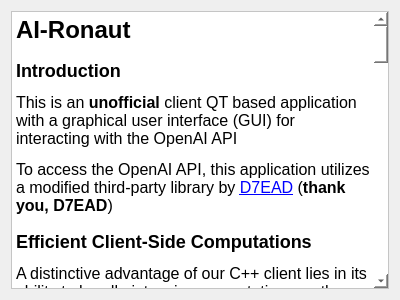
Before: the Qt Designer form PageAboutPage.ui in asianirish/AI-Ronaut, drawn with Qt 5.
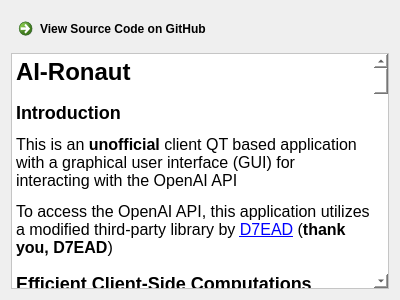
After: the same form once the commit is applied.

Commit message: add a 'View Source Code on GitHub' button to PageAboutPage

Patch:
```diff
--- a/PageAboutPage.ui
+++ b/PageAboutPage.ui
@@ -14,7 +14,7 @@
    <string>Form</string>
   </property>
   <layout class="QGridLayout" name="gridLayout">
-   <item row="0" column="0">
+   <item row="1" column="0">
     <widget class="QTextBrowser" name="textBrowser">
      <property name="styleSheet">
       <string notr="true">background-color: rgb(255, 255, 255);</string>
@@ -26,36 +26,46 @@
 hr { height: 1px; border-width: 0; }
 li.unchecked::marker { content: &quot;\2610&quot;; }
 li.checked::marker { content: &quot;\2612&quot;; }
-&lt;/style&gt;&lt;/head&gt;&lt;body style=&quot; font-family:'Noto Sans'; font-size:12pt; font-weight:400; font-style:normal;&quot;&gt;
-&lt;h1 style=&quot; margin-top:18px; margin-bottom:12px; margin-left:0px; margin-right:0px; -qt-block-indent:0; text-indent:0px;&quot;&gt;&lt;span style=&quot; font-size:xx-large; font-weight:700;&quot;&gt;AI-Ronaut&lt;/span&gt;&lt;/h1&gt;
-&lt;h2 style=&quot; margin-top:16px; margin-bottom:12px; margin-left:0px; margin-right:0px; -qt-block-indent:0; text-indent:0px;&quot;&gt;&lt;a name=&quot;user-content-introduction&quot;&gt;&lt;/a&gt;&lt;span style=&quot; font-size:x-large; font-weight:700;&quot;&gt;I&lt;/span&gt;&lt;span style=&quot; font-size:x-large; font-weight:700;&quot;&gt;ntroduction&lt;/span&gt;&lt;/h2&gt;
-&lt;p style=&quot; margin-top:12px; margin-bottom:12px; margin-left:0px; margin-right:0px; -qt-block-indent:0; text-indent:0px;&quot;&gt;This is an &lt;span style=&quot; font-weight:700;&quot;&gt;unofficial&lt;/span&gt; client QT based application with a graphical user interface (GUI) for interacting with the OpenAI API&lt;/p&gt;
-&lt;p style=&quot; margin-top:12px; margin-bottom:12px; margin-left:0px; margin-right:0px; -qt-block-indent:0; text-indent:0px;&quot;&gt;To access the OpenAI API, this application utilizes a modified third-party library by &lt;a href=&quot;https://github.com/D7EAD/liboai&quot;&gt;&lt;span style=&quot; text-decoration: underline; color:#0000ff;&quot;&gt;D7EAD&lt;/span&gt;&lt;/a&gt; (&lt;span style=&quot; font-weight:700;&quot;&gt;thank you, D7EAD&lt;/span&gt;)&lt;/p&gt;
-&lt;h2 style=&quot; margin-top:16px; margin-bottom:12px; margin-left:0px; margin-right:0px; -qt-block-indent:0; text-indent:0px;&quot;&gt;&lt;a name=&quot;user-content-efficient-client-side-computations&quot;&gt;&lt;/a&gt;&lt;span style=&quot; font-size:x-large; font-weight:700;&quot;&gt;E&lt;/span&gt;&lt;span style=&quot; font-size:x-large; font-weight:700;&quot;&gt;fficient Client-Side Computations&lt;/span&gt;&lt;/h2&gt;
-&lt;p style=&quot; margin-top:12px; margin-bottom:12px; margin-left:0px; margin-right:0px; -qt-block-indent:0; text-indent:0px;&quot;&gt;A distinctive advantage of our C++ client lies in its ability to handle intensive computations on the client side, independent of the OpenAI API. This allows for significant performance benefits, particularly for applications that require high computational power and efficiency. As we move forward, we plan to further optimize and enhance this feature, to provide an even more powerful tool for your AI development needs.&lt;/p&gt;
-&lt;h2 style=&quot; margin-top:16px; margin-bottom:12px; margin-left:0px; margin-right:0px; -qt-block-indent:0; text-indent:0px;&quot;&gt;&lt;a name=&quot;user-content-licenses&quot;&gt;&lt;/a&gt;&lt;span style=&quot; font-size:x-large; font-weight:700;&quot;&gt;L&lt;/span&gt;&lt;span style=&quot; font-size:x-large; font-weight:700;&quot;&gt;icenses&lt;/span&gt;&lt;/h2&gt;
-&lt;p style=&quot; margin-top:12px; margin-bottom:12px; margin-left:0px; margin-right:0px; -qt-block-indent:0; text-indent:0px;&quot;&gt;This project is distributed under two licenses: the &lt;a href=&quot;https://creativecommons.org/licenses/by-nc-sa/4.0/legalcode.txt&quot;&gt;&lt;span style=&quot; text-decoration: underline; color:#0000ff;&quot;&gt;CC BY-NC-SA&lt;/span&gt;&lt;/a&gt; License and a commercial license. This means:&lt;/p&gt;
+&lt;/style&gt;&lt;/head&gt;&lt;body style=&quot; font-family:'Sans Serif'; font-size:9pt; font-weight:400; font-style:normal;&quot;&gt;
+&lt;h1 style=&quot; margin-top:18px; margin-bottom:12px; margin-left:0px; margin-right:0px; -qt-block-indent:0; text-indent:0px;&quot;&gt;&lt;span style=&quot; font-family:'Noto Sans'; font-size:12pt; font-weight:700;&quot;&gt;AI-Ronaut&lt;/span&gt;&lt;/h1&gt;
+&lt;h2 style=&quot; margin-top:16px; margin-bottom:12px; margin-left:0px; margin-right:0px; -qt-block-indent:0; text-indent:0px;&quot;&gt;&lt;a name=&quot;user-content-introduction&quot;&gt;&lt;/a&gt;&lt;span style=&quot; font-family:'Noto Sans'; font-size:12pt; font-weight:700;&quot;&gt;I&lt;/span&gt;&lt;span style=&quot; font-family:'Noto Sans'; font-size:12pt; font-weight:700;&quot;&gt;ntroduction&lt;/span&gt;&lt;/h2&gt;
+&lt;p style=&quot; margin-top:12px; margin-bottom:12px; margin-left:0px; margin-right:0px; -qt-block-indent:0; text-indent:0px;&quot;&gt;&lt;span style=&quot; font-family:'Noto Sans'; font-size:12pt;&quot;&gt;This is an &lt;/span&gt;&lt;span style=&quot; font-family:'Noto Sans'; font-size:12pt; font-weight:700;&quot;&gt;unofficial&lt;/span&gt;&lt;span style=&quot; font-family:'Noto Sans'; font-size:12pt;&quot;&gt; client QT based application with a graphical user interface (GUI) for interacting with the OpenAI API&lt;/span&gt;&lt;/p&gt;
+&lt;p style=&quot; margin-top:12px; margin-bottom:12px; margin-left:0px; margin-right:0px; -qt-block-indent:0; text-indent:0px;&quot;&gt;&lt;span style=&quot; font-family:'Noto Sans'; font-size:12pt;&quot;&gt;To access the OpenAI API, this application utilizes a modified third-party library by &lt;/span&gt;&lt;a href=&quot;https://github.com/D7EAD/liboai&quot;&gt;&lt;span style=&quot; font-family:'Noto Sans'; font-size:12pt; text-decoration: underline; color:#0000ff;&quot;&gt;D7EAD&lt;/span&gt;&lt;/a&gt;&lt;span style=&quot; font-family:'Noto Sans'; font-size:12pt;&quot;&gt; (&lt;/span&gt;&lt;span style=&quot; font-family:'Noto Sans'; font-size:12pt; font-weight:700;&quot;&gt;thank you, D7EAD&lt;/span&gt;&lt;span style=&quot; font-family:'Noto Sans'; font-size:12pt;&quot;&gt;)&lt;/span&gt;&lt;/p&gt;
+&lt;h2 style=&quot; margin-top:16px; margin-bottom:12px; margin-left:0px; margin-right:0px; -qt-block-indent:0; text-indent:0px;&quot;&gt;&lt;a name=&quot;user-content-efficient-client-side-computations&quot;&gt;&lt;/a&gt;&lt;span style=&quot; font-family:'Noto Sans'; font-size:12pt; font-weight:700;&quot;&gt;E&lt;/span&gt;&lt;span style=&quot; font-family:'Noto Sans'; font-size:12pt; font-weight:700;&quot;&gt;fficient Client-Side Computations&lt;/span&gt;&lt;/h2&gt;
+&lt;p style=&quot; margin-top:12px; margin-bottom:12px; margin-left:0px; margin-right:0px; -qt-block-indent:0; text-indent:0px;&quot;&gt;&lt;span style=&quot; font-family:'Noto Sans'; font-size:12pt;&quot;&gt;A distinctive advantage of our C++ client lies in its ability to handle intensive computations on the client side, independent of the OpenAI API. This allows for significant performance benefits, particularly for applications that require high computational power and efficiency. As we move forward, we plan to further optimize and enhance this feature, to provide an even more powerful tool for your AI development needs.&lt;/span&gt;&lt;/p&gt;
+&lt;h2 style=&quot; margin-top:16px; margin-bottom:12px; margin-left:0px; margin-right:0px; -qt-block-indent:0; text-indent:0px;&quot;&gt;&lt;a name=&quot;user-content-licenses&quot;&gt;&lt;/a&gt;&lt;span style=&quot; font-family:'Noto Sans'; font-size:12pt; font-weight:700;&quot;&gt;L&lt;/span&gt;&lt;span style=&quot; font-family:'Noto Sans'; font-size:12pt; font-weight:700;&quot;&gt;icenses&lt;/span&gt;&lt;/h2&gt;
+&lt;p style=&quot; margin-top:12px; margin-bottom:12px; margin-left:0px; margin-right:0px; -qt-block-indent:0; text-indent:0px;&quot;&gt;&lt;span style=&quot; font-family:'Noto Sans'; font-size:12pt;&quot;&gt;This project is distributed under two licenses: the &lt;/span&gt;&lt;a href=&quot;https://creativecommons.org/licenses/by-nc-sa/4.0/legalcode.txt&quot;&gt;&lt;span style=&quot; font-family:'Noto Sans'; font-size:12pt; text-decoration: underline; color:#0000ff;&quot;&gt;CC BY-NC-SA&lt;/span&gt;&lt;/a&gt;&lt;span style=&quot; font-family:'Noto Sans'; font-size:12pt;&quot;&gt; License and a commercial license. This means:&lt;/span&gt;&lt;/p&gt;
 &lt;ol style=&quot;margin-top: 0px; margin-bottom: 0px; margin-left: 0px; margin-right: 0px; -qt-list-indent: 1;&quot;&gt;
-&lt;li style=&quot; margin-top:12px; margin-bottom:0px; margin-left:0px; margin-right:0px; -qt-block-indent:0; text-indent:0px;&quot;&gt;You are free to use, modify, and distribute this project under the terms of the &lt;a href=&quot;https://creativecommons.org/licenses/by-nc-sa/4.0/legalcode.txt&quot;&gt;&lt;span style=&quot; text-decoration: underline; color:#0000ff;&quot;&gt;CC BY-NC-SA&lt;/span&gt;&lt;/a&gt; License.&lt;/li&gt;
-&lt;li style=&quot; margin-top:0px; margin-bottom:12px; margin-left:0px; margin-right:0px; -qt-block-indent:0; text-indent:0px;&quot;&gt;If you plan to use this project for commercial purposes, you need to obtain a commercial license. Please contact us at &lt;a href=&quot;mailto:asianirish@gmail.com&quot;&gt;&lt;span style=&quot; text-decoration: underline; color:#0000ff;&quot;&gt;asianirish@gmail.com&lt;/span&gt;&lt;/a&gt; for more information on the commercial license.&lt;/li&gt;&lt;/ol&gt;
-&lt;p style=&quot; margin-top:12px; margin-bottom:12px; margin-left:0px; margin-right:0px; -qt-block-indent:0; text-indent:0px;&quot;&gt;We aim to maintain the openness and accessibility of this project by providing the permissive &lt;a href=&quot;https://creativecommons.org/licenses/by-nc-sa/4.0/legalcode.txt&quot;&gt;&lt;span style=&quot; text-decoration: underline; color:#0000ff;&quot;&gt;CC BY-NC-SA&lt;/span&gt;&lt;/a&gt; License. However, we also understand that some organizations may be interested in commercial usage. We offer the option of a commercial license to provide additional support and development for the project.&lt;/p&gt;
-&lt;h2 style=&quot; margin-top:16px; margin-bottom:12px; margin-left:0px; margin-right:0px; -qt-block-indent:0; text-indent:0px;&quot;&gt;&lt;a name=&quot;user-content-future-plans&quot;&gt;&lt;/a&gt;&lt;span style=&quot; font-size:x-large; font-weight:700;&quot;&gt;F&lt;/span&gt;&lt;span style=&quot; font-size:x-large; font-weight:700;&quot;&gt;uture Plans&lt;/span&gt;&lt;/h2&gt;
-&lt;p style=&quot; margin-top:12px; margin-bottom:12px; margin-left:0px; margin-right:0px; -qt-block-indent:0; text-indent:0px;&quot;&gt;Our project is continuously evolving, and we have a number of exciting plans for the future. We are looking forward to implementing the following features:&lt;/p&gt;
+&lt;li style=&quot; font-family:'Noto Sans'; font-size:12pt;&quot; style=&quot; margin-top:12px; margin-bottom:0px; margin-left:0px; margin-right:0px; -qt-block-indent:0; text-indent:0px;&quot;&gt;You are free to use, modify, and distribute this project under the terms of the &lt;a href=&quot;https://creativecommons.org/licenses/by-nc-sa/4.0/legalcode.txt&quot;&gt;&lt;span style=&quot; text-decoration: underline; color:#0000ff;&quot;&gt;CC BY-NC-SA&lt;/span&gt;&lt;/a&gt; License.&lt;/li&gt;
+&lt;li style=&quot; font-family:'Noto Sans'; font-size:12pt;&quot; style=&quot; margin-top:0px; margin-bottom:12px; margin-left:0px; margin-right:0px; -qt-block-indent:0; text-indent:0px;&quot;&gt;If you plan to use this project for commercial purposes, you need to obtain a commercial license. Please contact us at &lt;a href=&quot;mailto:asianirish@gmail.com&quot;&gt;&lt;span style=&quot; text-decoration: underline; color:#0000ff;&quot;&gt;asianirish@gmail.com&lt;/span&gt;&lt;/a&gt; for more information on the commercial license.&lt;/li&gt;&lt;/ol&gt;
+&lt;p style=&quot; margin-top:12px; margin-bottom:12px; margin-left:0px; margin-right:0px; -qt-block-indent:0; text-indent:0px;&quot;&gt;&lt;span style=&quot; font-family:'Noto Sans'; font-size:12pt;&quot;&gt;We aim to maintain the openness and accessibility of this project by providing the permissive &lt;/span&gt;&lt;a href=&quot;https://creativecommons.org/licenses/by-nc-sa/4.0/legalcode.txt&quot;&gt;&lt;span style=&quot; font-family:'Noto Sans'; font-size:12pt; text-decoration: underline; color:#0000ff;&quot;&gt;CC BY-NC-SA&lt;/span&gt;&lt;/a&gt;&lt;span style=&quot; font-family:'Noto Sans'; font-size:12pt;&quot;&gt; License. However, we also understand that some organizations may be interested in commercial usage. We offer the option of a commercial license to provide additional support and development for the project.&lt;/span&gt;&lt;/p&gt;
+&lt;h2 style=&quot; margin-top:16px; margin-bottom:12px; margin-left:0px; margin-right:0px; -qt-block-indent:0; text-indent:0px;&quot;&gt;&lt;a name=&quot;user-content-future-plans&quot;&gt;&lt;/a&gt;&lt;span style=&quot; font-family:'Noto Sans'; font-size:12pt; font-weight:700;&quot;&gt;F&lt;/span&gt;&lt;span style=&quot; font-family:'Noto Sans'; font-size:12pt; font-weight:700;&quot;&gt;uture Plans&lt;/span&gt;&lt;/h2&gt;
+&lt;p style=&quot; margin-top:12px; margin-bottom:12px; margin-left:0px; margin-right:0px; -qt-block-indent:0; text-indent:0px;&quot;&gt;&lt;span style=&quot; font-family:'Noto Sans'; font-size:12pt;&quot;&gt;Our project is continuously evolving, and we have a number of exciting plans for the future. We are looking forward to implementing the following features:&lt;/span&gt;&lt;/p&gt;
 &lt;ol style=&quot;margin-top: 0px; margin-bottom: 0px; margin-left: 0px; margin-right: 0px; -qt-list-indent: 1;&quot;&gt;
-&lt;li style=&quot; margin-top:12px; margin-bottom:12px; margin-left:0px; margin-right:0px; -qt-block-indent:0; text-indent:0px;&quot;&gt;&lt;span style=&quot; font-weight:700;&quot;&gt;Developing a proprietary QT-based library for accessing the OpenAI API:&lt;/span&gt; Our goal is to create a robust, efficient, and user-friendly library that makes accessing the OpenAI API easier and more intuitive.&lt;/li&gt;
-&lt;li style=&quot; margin-top:12px; margin-bottom:12px; margin-left:0px; margin-right:0px; -qt-block-indent:0; text-indent:0px;&quot;&gt;&lt;span style=&quot; font-weight:700;&quot;&gt;Coordinating and integrating multiple AI models to create multi-component AI systems:&lt;/span&gt; We plan on utilizing multiple AI models in a cooperative fashion. This approach is aimed at overcoming certain limitations and crafting more complex and dynamic AI systems.&lt;/li&gt;
-&lt;li style=&quot; margin-top:12px; margin-bottom:12px; margin-left:0px; margin-right:0px; -qt-block-indent:0; text-indent:0px;&quot;&gt;&lt;span style=&quot; font-weight:700;&quot;&gt;Developing tools for AI research:&lt;/span&gt; We intend to design tools to assist in AI research, enabling researchers to train, test, and understand AI models more effectively.&lt;/li&gt;
-&lt;li style=&quot; margin-top:12px; margin-bottom:12px; margin-left:0px; margin-right:0px; -qt-block-indent:0; text-indent:0px;&quot;&gt;&lt;span style=&quot; font-weight:700;&quot;&gt;Creating educational tools:&lt;/span&gt; To foster learning and education in AI, we will be developing tools that can be used for training and educational purposes.&lt;/li&gt;
-&lt;li style=&quot; margin-top:12px; margin-bottom:12px; margin-left:0px; margin-right:0px; -qt-block-indent:0; text-indent:0px;&quot;&gt;&lt;span style=&quot; font-weight:700;&quot;&gt;Developing data analysis tools:&lt;/span&gt; We are planning to create tools to facilitate data analysis, which will aid in making sense of large volumes of data and deriving actionable insights.&lt;/li&gt;
-&lt;li style=&quot; margin-top:12px; margin-bottom:12px; margin-left:0px; margin-right:0px; -qt-block-indent:0; text-indent:0px;&quot;&gt;&lt;span style=&quot; font-weight:700;&quot;&gt;Creating tools for data visualization and AI results:&lt;/span&gt; We recognize the importance of understanding AI outputs. Therefore, we aim to develop tools that can visually represent data and AI results, making them easier to interpret.&lt;/li&gt;
-&lt;li style=&quot; margin-top:12px; margin-bottom:12px; margin-left:0px; margin-right:0px; -qt-block-indent:0; text-indent:0px;&quot;&gt;&lt;span style=&quot; font-weight:700;&quot;&gt;Developing intelligent decision-making systems:&lt;/span&gt; We intend to create systems that can analyze vast amounts of information and provide recommendations based on the analysis. This will involve the use of AI models to make informed decisions.&lt;/li&gt;&lt;/ol&gt;
-&lt;p style=&quot; margin-top:12px; margin-bottom:12px; margin-left:0px; margin-right:0px; -qt-block-indent:0; text-indent:0px;&quot;&gt;Our team is committed to realizing these plans and continuously improving the project. We believe that these enhancements will greatly benefit our users and contribute to the further development of AI.&lt;/p&gt;&lt;/body&gt;&lt;/html&gt;</string>
+&lt;li style=&quot; font-family:'Noto Sans'; font-size:12pt;&quot; style=&quot; margin-top:12px; margin-bottom:12px; margin-left:0px; margin-right:0px; -qt-block-indent:0; text-indent:0px;&quot;&gt;&lt;span style=&quot; font-weight:700;&quot;&gt;Developing a proprietary QT-based library for accessing the OpenAI API:&lt;/span&gt; Our goal is to create a robust, efficient, and user-friendly library that makes accessing the OpenAI API easier and more intuitive.&lt;/li&gt;
+&lt;li style=&quot; font-family:'Noto Sans'; font-size:12pt;&quot; style=&quot; margin-top:12px; margin-bottom:12px; margin-left:0px; margin-right:0px; -qt-block-indent:0; text-indent:0px;&quot;&gt;&lt;span style=&quot; font-weight:700;&quot;&gt;Coordinating and integrating multiple AI models to create multi-component AI systems:&lt;/span&gt; We plan on utilizing multiple AI models in a cooperative fashion. This approach is aimed at overcoming certain limitations and crafting more complex and dynamic AI systems.&lt;/li&gt;
+&lt;li style=&quot; font-family:'Noto Sans'; font-size:12pt;&quot; style=&quot; margin-top:12px; margin-bottom:12px; margin-left:0px; margin-right:0px; -qt-block-indent:0; text-indent:0px;&quot;&gt;&lt;span style=&quot; font-weight:700;&quot;&gt;Developing tools for AI research:&lt;/span&gt; We intend to design tools to assist in AI research, enabling researchers to train, test, and understand AI models more effectively.&lt;/li&gt;
+&lt;li style=&quot; font-family:'Noto Sans'; font-size:12pt;&quot; style=&quot; margin-top:12px; margin-bottom:12px; margin-left:0px; margin-right:0px; -qt-block-indent:0; text-indent:0px;&quot;&gt;&lt;span style=&quot; font-weight:700;&quot;&gt;Creating educational tools:&lt;/span&gt; To foster learning and education in AI, we will be developing tools that can be used for training and educational purposes.&lt;/li&gt;
+&lt;li style=&quot; font-family:'Noto Sans'; font-size:12pt;&quot; style=&quot; margin-top:12px; margin-bottom:12px; margin-left:0px; margin-right:0px; -qt-block-indent:0; text-indent:0px;&quot;&gt;&lt;span style=&quot; font-weight:700;&quot;&gt;Developing data analysis tools:&lt;/span&gt; We are planning to create tools to facilitate data analysis, which will aid in making sense of large volumes of data and deriving actionable insights.&lt;/li&gt;
+&lt;li style=&quot; font-family:'Noto Sans'; font-size:12pt;&quot; style=&quot; margin-top:12px; margin-bottom:12px; margin-left:0px; margin-right:0px; -qt-block-indent:0; text-indent:0px;&quot;&gt;&lt;span style=&quot; font-weight:700;&quot;&gt;Creating tools for data visualization and AI results:&lt;/span&gt; We recognize the importance of understanding AI outputs. Therefore, we aim to develop tools that can visually represent data and AI results, making them easier to interpret.&lt;/li&gt;
+&lt;li style=&quot; font-family:'Noto Sans'; font-size:12pt;&quot; style=&quot; margin-top:12px; margin-bottom:12px; margin-left:0px; margin-right:0px; -qt-block-indent:0; text-indent:0px;&quot;&gt;&lt;span style=&quot; font-weight:700;&quot;&gt;Developing intelligent decision-making systems:&lt;/span&gt; We intend to create systems that can analyze vast amounts of information and provide recommendations based on the analysis. This will involve the use of AI models to make informed decisions.&lt;/li&gt;&lt;/ol&gt;
+&lt;p style=&quot; margin-top:12px; margin-bottom:12px; margin-left:0px; margin-right:0px; -qt-block-indent:0; text-indent:0px;&quot;&gt;&lt;span style=&quot; font-family:'Noto Sans'; font-size:12pt;&quot;&gt;Our team is committed to realizing these plans and continuously improving the project. We believe that these enhancements will greatly benefit our users and contribute to the further development of AI.&lt;/span&gt;&lt;/p&gt;&lt;/body&gt;&lt;/html&gt;</string>
      </property>
      <property name="openExternalLinks">
       <bool>true</bool>
      </property>
     </widget>
    </item>
+   <item row="0" column="0">
+    <widget class="QCommandLinkButton" name="commandLinkButton">
+     <property name="toolTip">
+      <string>You are free to use the source code of this program as long as it's for non-commercial purposes</string>
+     </property>
+     <property name="text">
+      <string>View Source Code on GitHub</string>
+     </property>
+    </widget>
+   </item>
   </layout>
  </widget>
  <resources/>
```
The commit also changes 2 other files.
